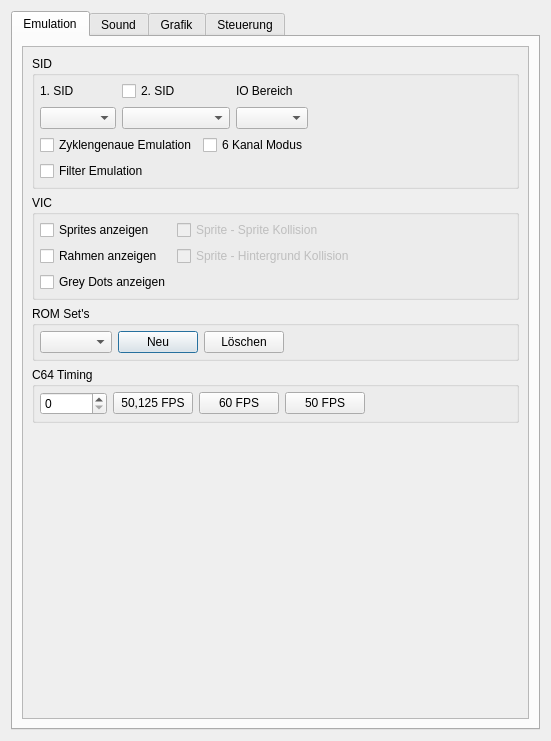
Above: src/setup_window.ui from ThKattanek/emu64 before the change. Below: the same form after it.
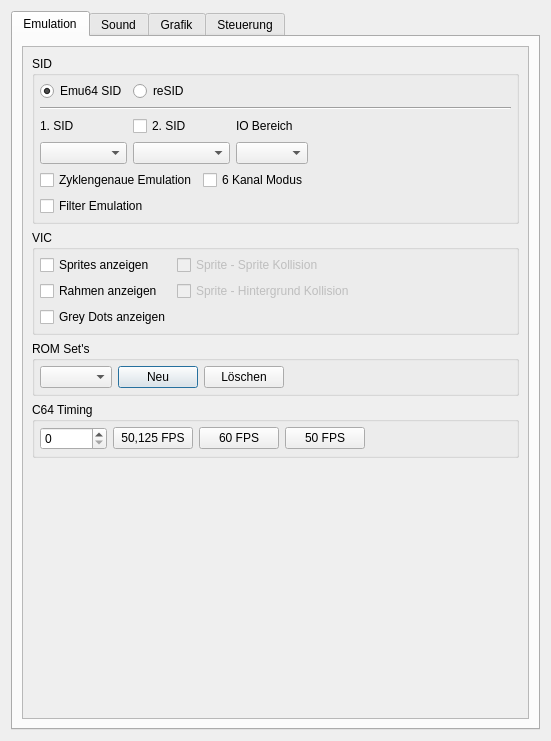
That is the form after the change. The open tabs and pages were chosen to show the change.

Commit message: added in setup window two radio buttons to select emu64_sid or resid

The edit to the form file:
```diff
--- a/src/setup_window.ui
+++ b/src/setup_window.ui
@@ -81,58 +81,65 @@
               <property name="horizontalSpacing">
                <number>6</number>
               </property>
-              <item row="3" column="0" colspan="2">
-               <widget class="QCheckBox" name="SidFilterEnable">
-                <property name="text">
-                 <string>Filter Emulation</string>
-                </property>
-               </widget>
-              </item>
-              <item row="2" column="0" colspan="2">
-               <widget class="QCheckBox" name="SidCycleExactEnable">
-                <property name="text">
-                 <string>Zyklengenaue Emulation</string>
-                </property>
-               </widget>
-              </item>
-              <item row="2" column="2" colspan="2">
-               <widget class="QCheckBox" name="Sid6ChannelMode">
-                <property name="text">
-                 <string>6 Kanal Modus</string>
-                </property>
-               </widget>
-              </item>
-              <item row="0" column="1">
+              <item row="2" column="1">
                <widget class="QCheckBox" name="SecondSidEnable">
                 <property name="text">
                  <string>2. SID</string>
                 </property>
                </widget>
               </item>
-              <item row="1" column="0">
+              <item row="2" column="0">
+               <widget class="QLabel" name="sid1_label">
+                <property name="text">
+                 <string>1. SID</string>
+                </property>
+               </widget>
+              </item>
+              <item row="3" column="0">
                <widget class="QComboBox" name="FirstSidTyp"/>
               </item>
-              <item row="0" column="3">
+              <item row="3" column="3">
+               <widget class="QComboBox" name="SecondSidAddress"/>
+              </item>
+              <item row="2" column="3">
                <widget class="QLabel" name="sid_io_label">
                 <property name="text">
                  <string>IO Bereich</string>
                 </property>
                </widget>
               </item>
-              <item row="1" column="3">
-               <widget class="QComboBox" name="SecondSidAddress"/>
-              </item>
-              <item row="1" column="1" colspan="2">
-               <widget class="QComboBox" name="SecondSidTyp"/>
-              </item>
               <item row="0" column="0">
-               <widget class="QLabel" name="sid1_label">
+               <widget class="QRadioButton" name="emu64_sid">
                 <property name="text">
-                 <string>1. SID</string>
+                 <string>Emu64 SID</string>
                 </property>
+                <property name="checked">
+                 <bool>true</bool>
+                </property>
                </widget>
               </item>
-              <item row="1" column="4">
+              <item row="5" column="0" colspan="2">
+               <widget class="QCheckBox" name="SidFilterEnable">
+                <property name="text">
+                 <string>Filter Emulation</string>
+                </property>
+               </widget>
+              </item>
+              <item row="4" column="0" colspan="2">
+               <widget class="QCheckBox" name="SidCycleExactEnable">
+                <property name="text">
+                 <string>Zyklengenaue Emulation</string>
+                </property>
+               </widget>
+              </item>
+              <item row="4" column="2" colspan="2">
+               <widget class="QCheckBox" name="Sid6ChannelMode">
+                <property name="text">
+                 <string>6 Kanal Modus</string>
+                </property>
+               </widget>
+              </item>
+              <item row="3" column="4">
                <spacer name="horizontalSpacer_3">
                 <property name="orientation">
                  <enum>Qt::Horizontal</enum>
@@ -145,6 +152,23 @@
                 </property>
                </spacer>
               </item>
+              <item row="0" column="1">
+               <widget class="QRadioButton" name="resid_sid">
+                <property name="text">
+                 <string>reSID</string>
+                </property>
+               </widget>
+              </item>
+              <item row="3" column="1" colspan="2">
+               <widget class="QComboBox" name="SecondSidTyp"/>
+              </item>
+              <item row="1" column="0" colspan="5">
+               <widget class="Line" name="line_2">
+                <property name="orientation">
+                 <enum>Qt::Horizontal</enum>
+                </property>
+               </widget>
+              </item>
              </layout>
             </widget>
            </item>
```
Left out of the diff: 2 changed lines with no effect on the pictures. The commit also changes 5 other files.
